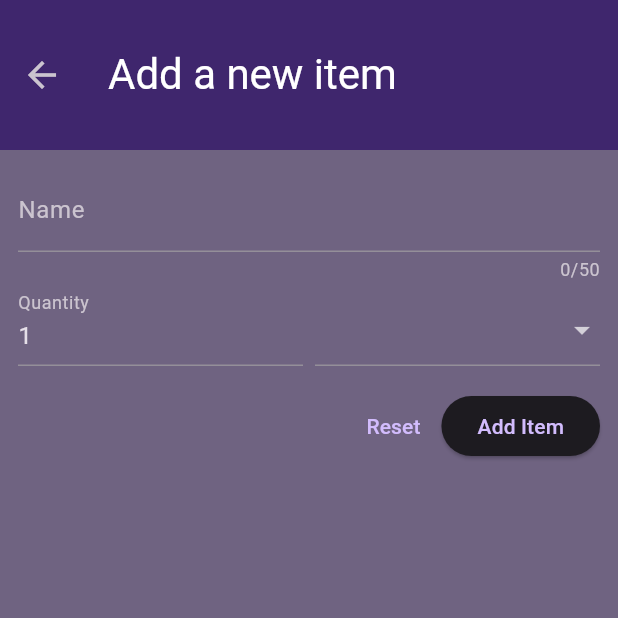
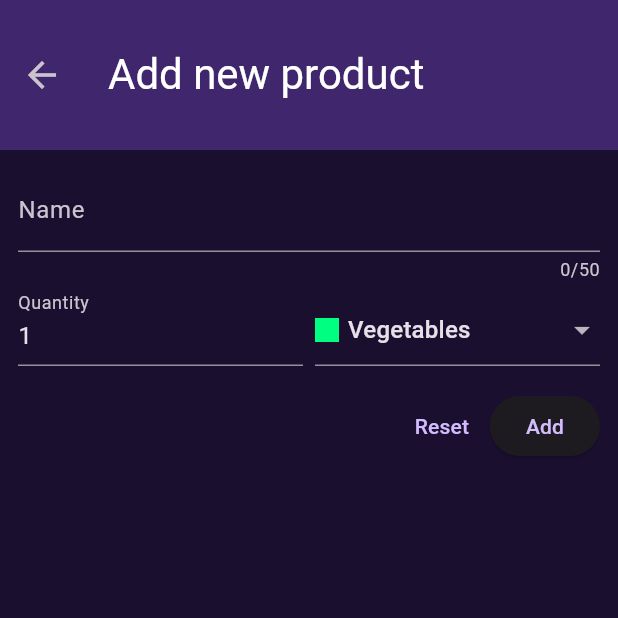
Before and after one commit to Lyubitshka/flutter_grocery_list, a Flutter app: the screen it shows after launch, after a tap on "Add Item", on a phone screen of 412 x 824 dp, the top half of it. Run offline on Flutter 3.47's test engine with Material 3 defaults, Android fonts, the phone set to English and light mode, and no system bars; our stand-ins replace shared_preferences.

Commit message:
update item feature

```diff
--- a/lib/data/categories.dart
+++ b/lib/data/categories.dart
@@ -25,7 +25,7 @@ final categories = {
   ),
   Categories.sweets: Category(
     'Sweets',
-    const Color.fromARGB(255, 255, 149, 0),
+    const Color.fromARGB(255, 255, 251, 0),
   ),
   Categories.spices: Category(
     'Spices',
@@ -41,6 +41,6 @@ final categories = {
   ),
   Categories.other: Category(
     'Other',
-    const Color.fromARGB(255, 0, 225, 255),
+    const Color.fromARGB(255, 103, 122, 124),
   ),
 };
--- a/lib/main.dart
+++ b/lib/main.dart
@@ -27,7 +27,7 @@ class MyApp extends StatelessWidget {
           brightness: Brightness.dark,
           surface: const Color.fromARGB(255, 63, 38, 109),
         ),
-        scaffoldBackgroundColor: const Color.fromARGB(255, 111, 99, 129),
+        scaffoldBackgroundColor: const Color.fromARGB(255, 27, 15, 48),
       ),
       home: const GroceryList(),
       debugShowCheckedModeBanner: false,
--- a/lib/widgets/list_menager.dart
+++ b/lib/widgets/list_menager.dart
@@ -11,7 +11,7 @@ class GroceryListManager {
   Future<void> addItem(GroceryItem item) async {
     final prefs = await SharedPreferences.getInstance();
     List<String> jsonList = prefs.getStringList(_key) ?? [];
-    jsonList.add(json.encode(item.toMap()));
+    jsonList.add(json.encode(item.toJson()));
     await prefs.setStringList(_key, jsonList);
   }
 
@@ -20,8 +20,22 @@ class GroceryListManager {
     final prefs = await SharedPreferences.getInstance();
     List<String> jsonList = prefs.getStringList(_key) ?? [];
     return jsonList
-        .map((jsonStr) => GroceryItem.fromMap(json.decode(jsonStr)))
+        .map((jsonStr) => GroceryItem.fromJson(json.decode(jsonStr)))
         .toList();
+  }
+
+  Future<void> updateItem(String id, GroceryItem updatedItem) async {
+    final prefs = await SharedPreferences.getInstance();
+    List<String> jsonList = prefs.getStringList(_key) ?? [];
+    for (int i = 0; i < jsonList.length; i++) {
+      final item = GroceryItem.fromJson(json.decode(jsonList[i]));
+      if (item.id == id) {
+        jsonList[i] = json.encode(updatedItem.toJson());
+        break;
+      }
+    }
+    await prefs.setStringList(
+        _key, jsonList); // Zapisujemy zaktualizowaną listę
   }
 
   // Usuwanie elementu z listy
@@ -29,7 +43,7 @@ class GroceryListManager {
     final prefs = await SharedPreferences.getInstance();
     List<String> jsonList = prefs.getStringList(_key) ?? [];
     jsonList.removeWhere((jsonStr) {
-      final item = GroceryItem.fromMap(json.decode(jsonStr));
+      final item = GroceryItem.fromJson(json.decode(jsonStr));
       return item.id == id;
     });
     await prefs.setStringList(_key, jsonList);
--- a/lib/widgets/new_item.dart
+++ b/lib/widgets/new_item.dart
@@ -1,10 +1,13 @@
+// ignore_for_file: public_member_api_docs, sort_constructors_first
 import 'package:flutter/material.dart';
+
 import 'package:shopping_list_app_8_forms/data/categories.dart';
 import 'package:shopping_list_app_8_forms/models/category.dart';
 import 'package:shopping_list_app_8_forms/models/grocery_item.dart';
 
 class NewItem extends StatefulWidget {
-  const NewItem({super.key});
+  const NewItem({super.key, this.existingItem});
+  final GroceryItem? existingItem;
 
   @override
   State<NewItem> createState() {
@@ -14,16 +17,30 @@ class NewItem extends StatefulWidget {
 
 class _NewItemState extends State<NewItem> {
   final _formKey = GlobalKey<FormState>();
-  var _enteredName = '';
-  var _enteredQuantity = 1;
-  Category? _selectedCategory = categories[3];
+  late String _enteredName;
+  late int _enteredQuantity;
+  late Category? _selectedCategory;
+
+  @override
+  void initState() {
+    super.initState();
+    if (widget.existingItem != null) {
+      _enteredName = widget.existingItem!.name;
+      _enteredQuantity = widget.existingItem!.quantity;
+      _selectedCategory = widget.existingItem!.category;
+    } else {
+      _enteredName = '';
+      _enteredQuantity = 1;
+      _selectedCategory = categories.values.first;
+    }
+  }
 
   void _saveItem() async {
     if (_formKey.currentState!.validate()) {
       _formKey.currentState!.save();
 
       final newItem = GroceryItem(
-          id: DateTime.now().toString(),
+          id: widget.existingItem?.id ?? DateTime.now().toString(),
           name: _enteredName,
           quantity: _enteredQuantity,
           category: _selectedCategory!);
@@ -35,9 +52,9 @@ class _NewItemState extends State<NewItem> {
   Widget build(BuildContext context) {
     return Scaffold(
       appBar: AppBar(
-        title: const Text(
-          'Add a new item',
-        ),
+        title: widget.existingItem != null
+            ? const Text('Edit item')
+            : const Text('Add new product'),
       ),
       body: Padding(
         padding: const EdgeInsets.all(12),
@@ -47,6 +64,7 @@ class _NewItemState extends State<NewItem> {
             children: [
               TextFormField(
                 maxLength: 50,
+                initialValue: _enteredName,
                 decoration: const InputDecoration(
                   label: Text('Name'),
                 ),
@@ -128,7 +146,9 @@ class _NewItemState extends State<NewItem> {
                   ),
                   ElevatedButton(
                     onPressed: _saveItem,
-                    child: const Text('Add Item'),
+                    child: widget.existingItem != null
+                        ? const Text('Edit item')
+                        : const Text('Add'),
                   )
                 ],
               )
```
Also changed, not shown: lib/models/category.dart (+15 -0 lines), lib/models/grocery_item.dart (+21 -23 lines), lib/widgets/grocery_list.dart (+68 -4 lines).
